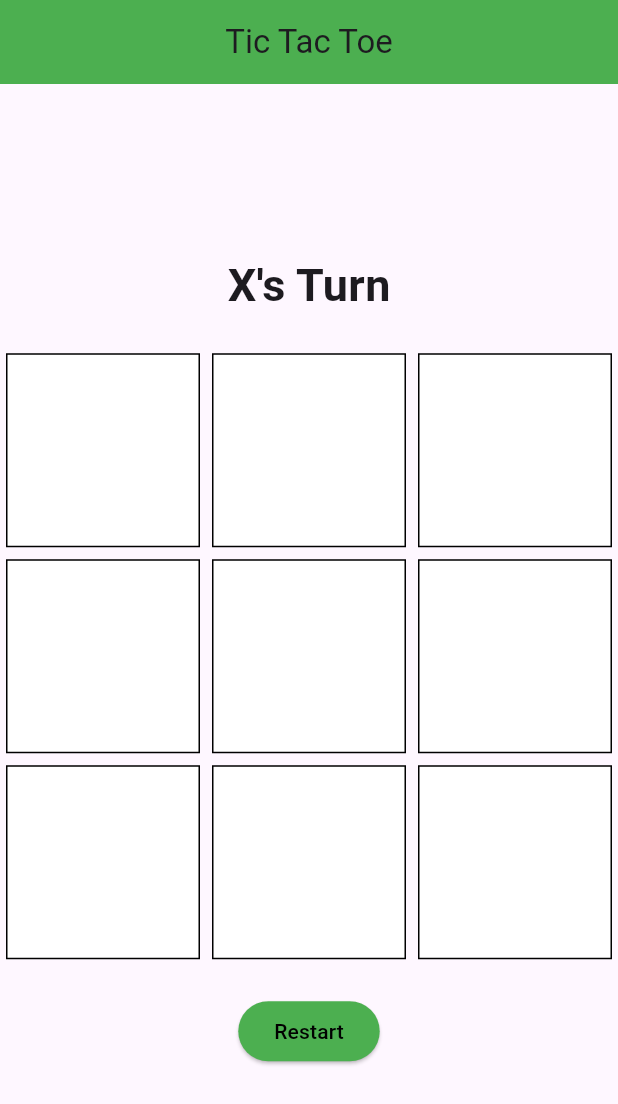
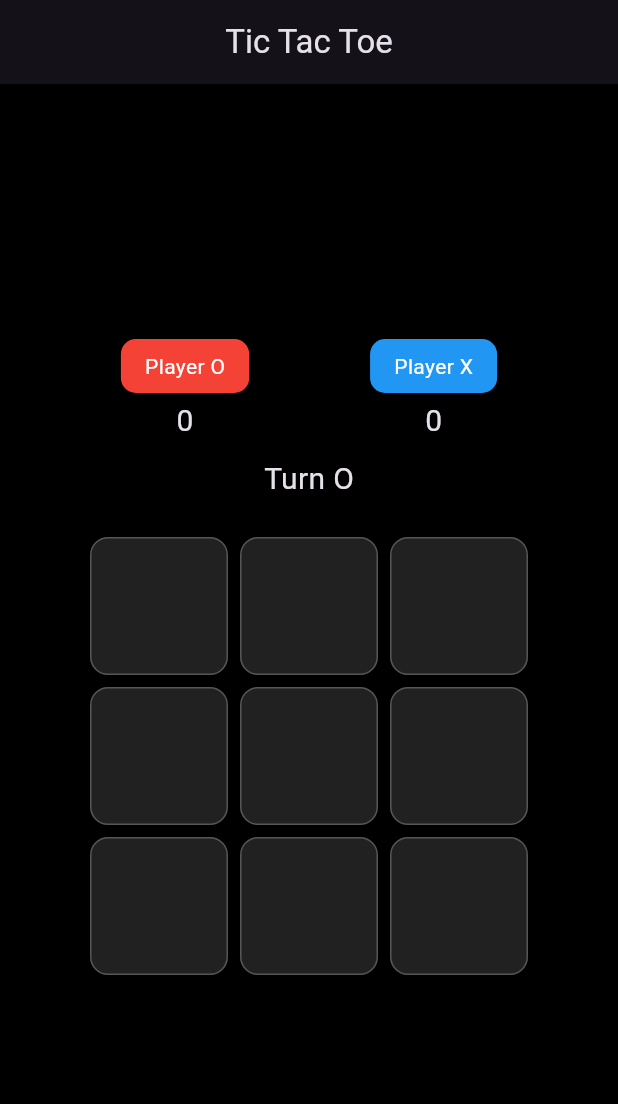
Before and after one commit to msharafice/TicTacToe, a Flutter app: the screen it shows after launch, on a phone screen of 412 x 824 dp. Shown: the top 1104 px of the screen. Run offline on Flutter 3.47's test engine with Material 3 defaults, Android fonts, the phone set to English and light mode, and no system bars.

Commit message:
project upgrade

```diff
--- a/lib/main.dart
+++ b/lib/main.dart
@@ -1,213 +1,23 @@
 import 'package:flutter/material.dart';
+import 'screens/game_screen.dart';
 
 void main() {
-  runApp(MyApp());
+  runApp(const TicTacToeApp());
 }
 
-class MyApp extends StatelessWidget {
+class TicTacToeApp extends StatelessWidget {
+  const TicTacToeApp({super.key});
+
   @override
   Widget build(BuildContext context) {
     return MaterialApp(
+      title: 'Tic Tac Toe',
       debugShowCheckedModeBanner: false,
-      title: 'Tic Tac Toe',
-      theme: ThemeData(primarySwatch: Colors.blue),
-      home: TicTacToeGame(),
+      theme: ThemeData.dark().copyWith(
+        primaryColor: Colors.red,
+        scaffoldBackgroundColor: Colors.black,
+      ),
+      home: const GameScreen(),
     );
   }
 }
-
-class TicTacToeGame extends StatefulWidget {
-  @override
-  _TicTacToeGameState createState() => _TicTacToeGameState();
-}
-
-class _TicTacToeGameState extends State<TicTacToeGame> {
-  List<String> board = List.generate(9, (index) => '');
-  String currentPlayer = 'X';
-  bool gameOver = false;
-  String winner = '';
-  List<int> winningLine = [];
-
-  void _handleTap(int index) {
-    if (board[index] == '' && !gameOver) {
-      setState(() {
-        board[index] = currentPlayer;
-        winner = _checkWinner();
-        if (winner != '') {
-          gameOver = true;
-        } else {
-          currentPlayer = currentPlayer == 'X' ? 'O' : 'X';
-        }
-      });
-    }
-  }
-
-  String _checkWinner() {
-    for (int i = 0; i < 3; i++) {
-      if (board[i * 3] != '' &&
-          board[i * 3] == board[i * 3 + 1] &&
-          board[i * 3 + 2] == board[i * 3 + 1]) {
-        winningLine = [i * 3, i * 3 + 1, i * 3 + 2];
-        return 'row$i';
-      }
-    }
-
-    for (int i = 0; i < 3; i++) {
-      if (board[i] != '' &&
-          board[i] == board[i + 3] &&
-          board[i + 3] == board[i + 6]) {
-        winningLine = [i, i + 3, i + 6];
-        return 'col$i';
-      }
-    }
-
-    if (board[0] != '' && board[0] == board[4] && board[4] == board[8]) {
-      winningLine = [0, 4, 8];
-      return 'diag1';
-    }
-    if (board[2] != '' && board[2] == board[4] && board[4] == board[6]) {
-      winningLine = [2, 4, 6];
-      return 'diag2';
-    }
-
-    if (!board.contains('')) {
-      return 'Draw';
-    }
-
-    return '';
-  }
-
-  String _getResultMessage() {
-    if (winner == 'Draw') {
-      return 'Game Draw!';
-    } else if (winner != '') {
-      return '$currentPlayer Wins!';
-    }
-    return '$currentPlayer\'s Turn';
-  }
-
-  void _restartGame() {
-    setState(() {
-      board = List.generate(9, (index) => '');
-      currentPlayer = 'X';
-      gameOver = false;
-      winner = '';
-      winningLine = [];
-    });
-  }
-
-  @override
-  Widget build(BuildContext context) {
-    return Scaffold(
-      appBar: AppBar(
-        centerTitle: true,
-        backgroundColor: Colors.green,
-        title: Text('Tic Tac Toe'),
-      ),
-      body: Center(
-        child: Column(
-          mainAxisSize: MainAxisSize.min,
-          children: [
-            Text(
-              _getResultMessage(),
-              style: TextStyle(
-                fontSize: 30,
-                fontWeight: FontWeight.bold,
-              ),
-            ),
-            SizedBox(height: 20),
-            Stack(
-              alignment: Alignment.center,
-              children: [
-                GridView.builder(
-                  shrinkWrap: true,
-                  gridDelegate: SliverGridDelegateWithFixedCrossAxisCount(
-                      crossAxisCount: 3),
-                  itemCount: 9,
-                  itemBuilder: (context, index) {
-                    return GestureDetector(
-                      onTap: () {
-                        _handleTap(index);
-                      },
-                      child: Container(
-                        margin: EdgeInsets.all(4),
-                        decoration: BoxDecoration(
-                          border: Border.all(color: Colors.black),
-                          color: Colors.white,
-                        ),
-                        child: Center(
-                          child: Text(
-                            board[index],
-                            style: TextStyle(
-                              fontSize: 40,
-                              fontWeight: FontWeight.bold,
-                              color: board[index] == 'X'
-                                  ? Colors.blue
-                                  : (board[index] == 'O'
-                                      ? Colors.red
-                                      : Colors.black),
-                            ),
-                          ),
-                        ),
-                      ),
-                    );
-                  },
-                ),
-                if (winner != '' && winner != 'Draw')
-                  CustomPaint(
-                    size: Size(300, 300),
-                    painter: LinePainter(winningLine),
-                  ),
-              ],
-            ),
-            SizedBox(height: 20),
-            ElevatedButton(
-              onPressed: () {
-                _restartGame();
-              },
-              style: ElevatedButton.styleFrom(
-                backgroundColor: Colors.green,
-                foregroundColor: Colors.black,
-              ),
-              child: Text('Restart'),
-            ),
-          ],
-        ),
-      ),
-    );
-  }
-}
-
-class LinePainter extends CustomPainter {
-  final List<int> winningLine;
-
-  LinePainter(this.winningLine);
-
-  @override
-  void paint(Canvas canvas, Size size) {
-    if (winningLine.isEmpty) return;
-
-    final paint = Paint()
-      ..color = Colors.black
-      ..strokeWidth = 5
-      ..style = PaintingStyle.stroke;
-
-    double gridSize = size.width / 3;
-
-    double x1 = (winningLine[0] % 3) * gridSize + gridSize / 2;
-    double y1 = (winningLine[0] ~/ 3) * gridSize + gridSize / 2;
-
-    double x2 = (winningLine[1] % 3) * gridSize + gridSize / 2;
-    double y2 = (winningLine[1] ~/ 3) * gridSize + gridSize / 2;
-
-    double x3 = (winningLine[2] % 3) * gridSize + gridSize / 2;
-    double y3 = (winningLine[2] ~/ 3) * gridSize + gridSize / 2;
-
-    canvas.drawLine(Offset(x1, y1), Offset(x3, y3), paint);
-  }
-
-  @override
-  bool shouldRepaint(covariant CustomPainter oldDelegate) {
-    return false;
-  }
-}
--- /dev/null
+++ b/lib/screens/game_screen.dart
@@ -0,0 +1,25 @@
+import 'package:flutter/material.dart';
+import '../widgets/score_board.dart';
+import '../widgets/game_board.dart';
+
+class GameScreen extends StatelessWidget {
+  const GameScreen({super.key});
+
+  @override
+  Widget build(BuildContext context) {
+    return Scaffold(
+      appBar: AppBar(
+        title: const Text('Tic Tac Toe'),
+        centerTitle: true,
+      ),
+      body: Column(
+        mainAxisAlignment: MainAxisAlignment.center,
+        children: const [
+          ScoreBoard(),
+          SizedBox(height: 20),
+          GameBoard(),
+        ],
+      ),
+    );
+  }
+}
--- /dev/null
+++ b/lib/widgets/cell.dart
@@ -0,0 +1,46 @@
+import 'package:flutter/material.dart';
+
+class Cell extends StatelessWidget {
+  final String value;
+  final VoidCallback onTap;
+
+  const Cell({
+    super.key,
+    required this.value,
+    required this.onTap,
+  });
+
+  @override
+  Widget build(BuildContext context) {
+    Color color;
+    if (value == 'O') {
+      color = Colors.red;
+    } else if (value == 'X') {
+      color = Colors.blue;
+    } else {
+      color = Colors.white24;
+    }
+
+    return GestureDetector(
+      onTap: value == '' ? onTap : null,
+      child: Container(
+        margin: const EdgeInsets.all(4),
+        decoration: BoxDecoration(
+          color: Colors.grey[900],
+          border: Border.all(color: Colors.white24),
+          borderRadius: BorderRadius.circular(12),
+        ),
+        child: Center(
+          child: Text(
+            value,
+            style: TextStyle(
+              fontSize: 48,
+              fontWeight: FontWeight.bold,
+              color: color,
+            ),
+          ),
+        ),
+      ),
+    );
+  }
+}
--- /dev/null
+++ b/lib/widgets/game_board.dart
@@ -0,0 +1,44 @@
+import 'package:flutter/material.dart';
+import 'cell.dart';
+
+class GameBoard extends StatefulWidget {
+  const GameBoard({super.key});
+
+  @override
+  State<GameBoard> createState() => _GameBoardState();
+}
+
+class _GameBoardState extends State<GameBoard> {
+  List<String> board = List.filled(9, '');
+  String currentPlayer = 'O';
+
+  void _handleTap(int index) {
+    if (board[index] != '') return;
+
+    setState(() {
+      board[index] = currentPlayer;
+      currentPlayer = currentPlayer == 'O' ? 'X' : 'O';
+    });
+
+    // TODO: بررسی برنده
+  }
+
+  @override
+  Widget build(BuildContext context) {
+    return SizedBox(
+      width: 300,
+      height: 300,
+      child: GridView.builder(
+        itemCount: 9,
+        gridDelegate:
+            const SliverGridDelegateWithFixedCrossAxisCount(crossAxisCount: 3),
+        itemBuilder: (context, index) {
+          return Cell(
+            value: board[index],
+            onTap: () => _handleTap(index),
+          );
+        },
+      ),
+    );
+  }
+}
--- /dev/null
+++ b/lib/widgets/score_board.dart
@@ -0,0 +1,47 @@
+import 'package:flutter/material.dart';
+
+class ScoreBoard extends StatelessWidget {
+  const ScoreBoard({super.key});
+
+  @override
+  Widget build(BuildContext context) {
+    // این مقادیر در آینده باید از state یا provider بیاد
+    final int scoreO = 0;
+    final int scoreX = 0;
+    final String turn = 'O';
+
+    return Column(
+      children: [
+        Row(
+          mainAxisAlignment: MainAxisAlignment.spaceEvenly,
+          children: [
+            _playerBox('Player O', scoreO, Colors.red),
+            _playerBox('Player X', scoreX, Colors.blue),
+          ],
+        ),
+        const SizedBox(height: 10),
+        Text(
+          'Turn $turn',
+          style: const TextStyle(fontSize: 20),
+        ),
+      ],
+    );
+  }
+
+  Widget _playerBox(String name, int score, Color color) {
+    return Column(
+      children: [
+        Container(
+          padding: const EdgeInsets.symmetric(horizontal: 16, vertical: 8),
+          decoration: BoxDecoration(
+            color: color,
+            borderRadius: BorderRadius.circular(10),
+          ),
+          child: Text(name, style: const TextStyle(color: Colors.white)),
+        ),
+        const SizedBox(height: 4),
+        Text(score.toString(), style: const TextStyle(fontSize: 20)),
+      ],
+    );
+  }
+}
```
Also changed, not shown: lib/utils/game_logic.dart (added, +39 -0 lines), pubspec.lock, 125 other files.
